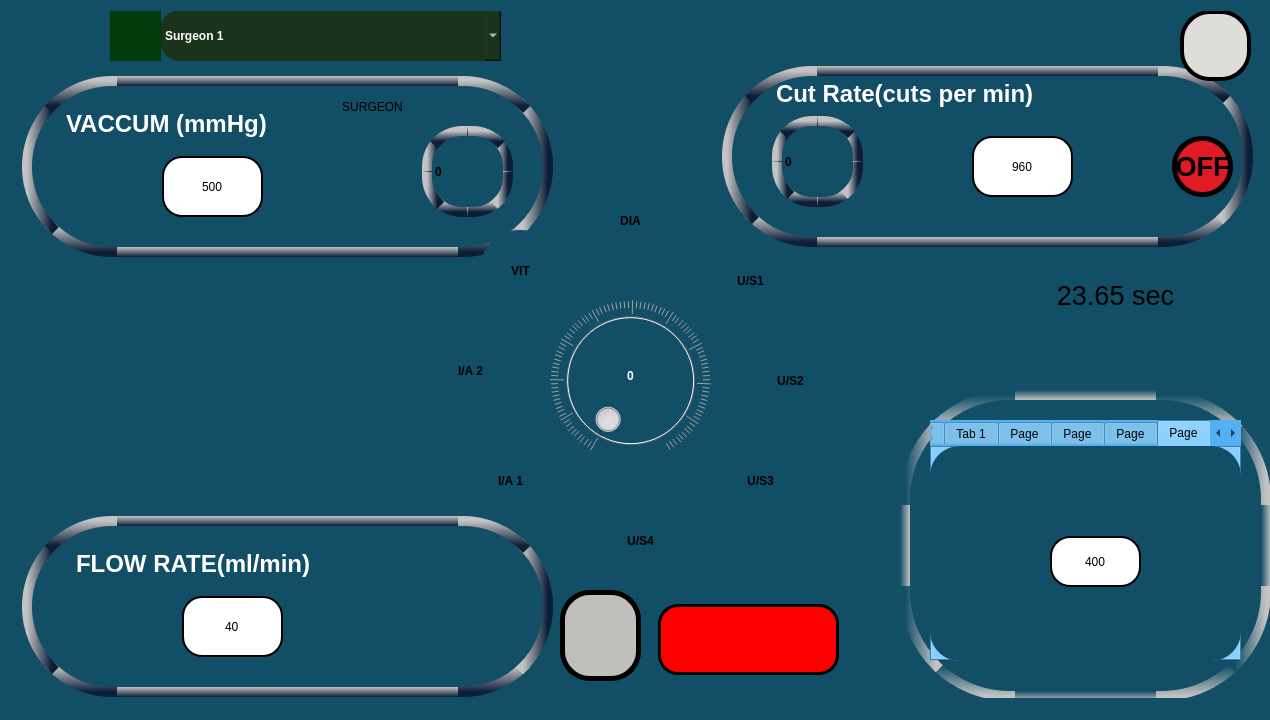
The window that mainwindow.ui (RISWANAAAA/venturiphaco) describes before a commit, drawn with Qt 5.
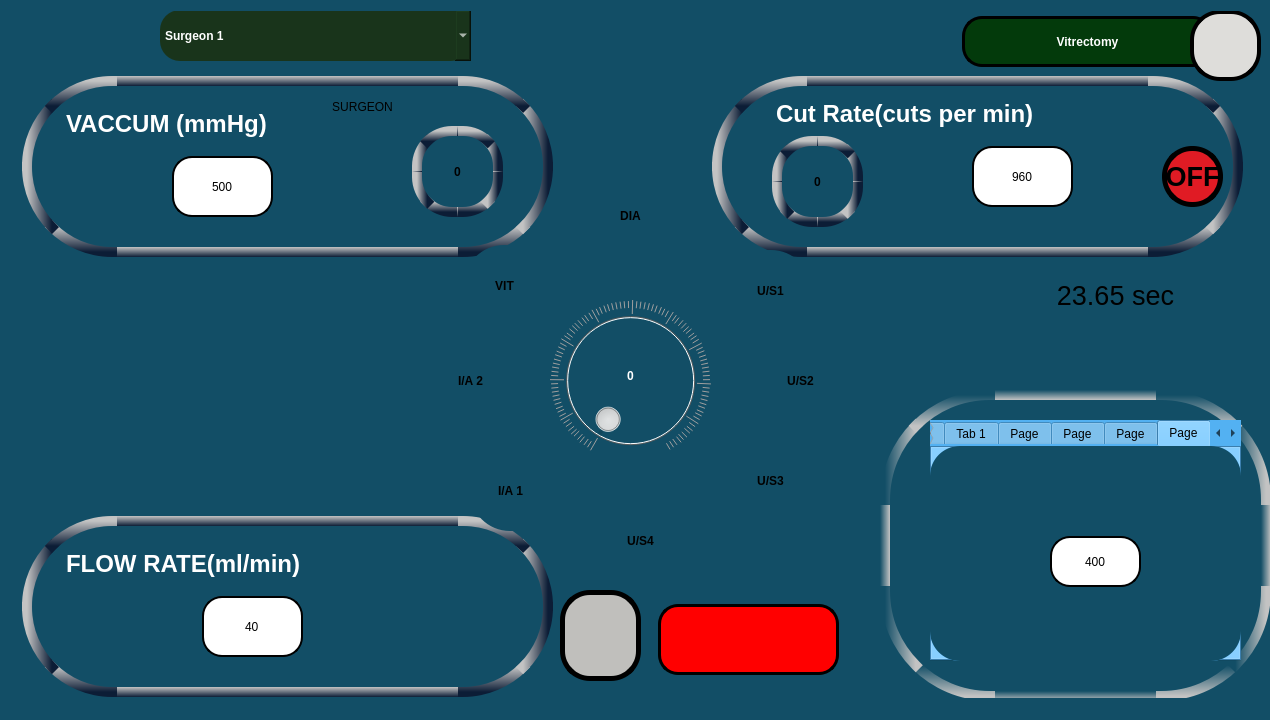
The same window after the commit. The open tabs and pages were chosen to show the change. Icons and pictures are not drawn.

What changed in the file:
```diff
--- a/mainwindow.ui
+++ b/mainwindow.ui
@@ -3512,7 +3512,7 @@
       <property name="geometry">
        <rect>
         <x>980</x>
-        <y>130</y>
+        <y>140</y>
         <width>101</width>
         <height>61</height>
        </rect>
@@ -3533,7 +3533,7 @@
       <property name="geometry">
        <rect>
         <x>880</x>
-        <y>130</y>
+        <y>140</y>
         <width>91</width>
         <height>61</height>
        </rect>
@@ -3558,8 +3558,8 @@
      <widget class="QPushButton" name="vitpowdown_but">
       <property name="geometry">
        <rect>
-        <x>1090</x>
-        <y>130</y>
+        <x>1080</x>
+        <y>140</y>
         <width>91</width>
         <height>61</height>
        </rect>
@@ -3584,7 +3584,7 @@
      <widget class="QLineEdit" name="lineEdit_72">
       <property name="geometry">
        <rect>
-        <x>190</x>
+        <x>210</x>
         <y>590</y>
         <width>101</width>
         <height>61</height>
@@ -3605,7 +3605,7 @@
      <widget class="QPushButton" name="vitflowup_but">
       <property name="geometry">
        <rect>
-        <x>70</x>
+        <x>80</x>
         <y>590</y>
         <width>91</width>
         <height>61</height>
@@ -3658,7 +3658,7 @@
       <property name="geometry">
        <rect>
         <x>780</x>
-        <y>70</y>
+        <y>90</y>
         <width>381</width>
         <height>41</height>
        </rect>
@@ -3681,7 +3681,7 @@
      <widget class="QTextEdit" name="textEdit_58">
       <property name="geometry">
        <rect>
-        <x>80</x>
+        <x>70</x>
         <y>540</y>
         <width>431</width>
         <height>51</height>
@@ -3738,8 +3738,8 @@
      <widget class="QLabel" name="label_117">
       <property name="geometry">
        <rect>
-        <x>730</x>
-        <y>60</y>
+        <x>720</x>
+        <y>70</y>
         <width>531</width>
         <height>181</height>
        </rect>
@@ -3771,7 +3771,7 @@
      <widget class="QPushButton" name="vitvacup_but">
       <property name="geometry">
        <rect>
-        <x>70</x>
+        <x>60</x>
         <y>150</y>
         <width>91</width>
         <height>61</height>
@@ -3797,7 +3797,7 @@
      <widget class="QPushButton" name="vitvacdown_but">
       <property name="geometry">
        <rect>
-        <x>280</x>
+        <x>300</x>
         <y>150</y>
         <width>91</width>
         <height>61</height>
@@ -3825,8 +3825,8 @@
        <rect>
         <x>70</x>
         <y>100</y>
-        <width>241</width>
-        <height>61</height>
+        <width>431</width>
+        <height>71</height>
        </rect>
       </property>
       <property name="styleSheet">
@@ -3847,7 +3847,7 @@
      <widget class="QLineEdit" name="lineEdit_73">
       <property name="geometry">
        <rect>
-        <x>170</x>
+        <x>180</x>
         <y>150</y>
         <width>101</width>
         <height>61</height>
@@ -3868,7 +3868,7 @@
      <widget class="QLabel" name="label_118">
       <property name="geometry">
        <rect>
-        <x>430</x>
+        <x>420</x>
         <y>120</y>
         <width>91</width>
         <height>91</height>
@@ -3899,12 +3899,15 @@
       <property name="text">
        <string>0</string>
       </property>
+      <property name="alignment">
+       <set>Qt::AlignCenter</set>
+      </property>
      </widget>
      <widget class="QLabel" name="label_119">
       <property name="geometry">
        <rect>
         <x>780</x>
-        <y>110</y>
+        <y>130</y>
         <width>91</width>
         <height>91</height>
        </rect>
@@ -3934,6 +3937,9 @@
       <property name="text">
        <string>0</string>
       </property>
+      <property name="alignment">
+       <set>Qt::AlignCenter</set>
+      </property>
      </widget>
      <widget class="QPushButton" name="vitmode">
       <property name="geometry">
@@ -3958,7 +3964,7 @@
      <widget class="QPushButton" name="vitvacmode">
       <property name="geometry">
        <rect>
-        <x>300</x>
+        <x>290</x>
         <y>60</y>
         <width>161</width>
         <height>81</height>
@@ -3978,8 +3984,8 @@
      <widget class="QPushButton" name="vitonoff">
       <property name="geometry">
        <rect>
-        <x>1180</x>
-        <y>130</y>
+        <x>1170</x>
+        <y>140</y>
         <width>61</width>
         <height>61</height>
        </rect>
@@ -4027,6 +4033,33 @@
        <string/>
       </property>
      </widget>
+     <widget class="QLabel" name="label_20">
+      <property name="geometry">
+       <rect>
+        <x>970</x>
+        <y>10</y>
+        <width>251</width>
+        <height>51</height>
+       </rect>
+      </property>
+      <property name="styleSheet">
+       <string notr="true">font:20pt &quot;Ubuntu&quot;;
+
+border-radius:20px;
+
+border:none;font-weight: bold;border:3px solid black;
+
+color: rgb(255, 255, 255);
+background-color: rgb(3, 58, 11);
+</string>
+      </property>
+      <property name="text">
+       <string>Vitrectomy</string>
+      </property>
+      <property name="alignment">
+       <set>Qt::AlignCenter</set>
+      </property>
+     </widget>
      <zorder>vitmode</zorder>
      <zorder>label_115</zorder>
      <zorder>label_122</zorder>
@@ -4199,10 +4232,10 @@
    <widget class="QLabel" name="label_14">
     <property name="geometry">
      <rect>
-      <x>680</x>
-      <y>400</y>
-      <width>61</width>
-      <height>81</height>
+      <x>667</x>
+      <y>390</y>
+      <width>121</width>
+      <height>121</height>
      </rect>
     </property>
     <property name="styleSheet">
@@ -4217,10 +4250,10 @@
    <widget class="QLabel" name="label_12">
     <property name="geometry">
      <rect>
-      <x>600</x>
-      <y>450</y>
-      <width>61</width>
-      <height>71</height>
+      <x>590</x>
+      <y>454</y>
+      <width>91</width>
+      <height>81</height>
      </rect>
     </property>
     <property name="styleSheet">
@@ -4236,7 +4269,7 @@
     <property name="geometry">
      <rect>
       <x>430</x>
-      <y>330</y>
+      <y>340</y>
       <width>81</width>
       <height>81</height>
      </rect>
@@ -4262,8 +4295,8 @@
    <widget class="QPushButton" name="VITRECTOMYBUT">
     <property name="geometry">
      <rect>
-      <x>480</x>
-      <y>230</y>
+      <x>464</x>
+      <y>245</y>
       <width>81</width>
       <height>81</height>
      </rect>
@@ -4289,10 +4322,10 @@
    <widget class="QLabel" name="label_6">
     <property name="geometry">
      <rect>
-      <x>530</x>
-      <y>280</y>
-      <width>61</width>
-      <height>71</height>
+      <x>480</x>
+      <y>270</y>
+      <width>131</width>
+      <height>91</height>
      </rect>
     </property>
     <property name="styleSheet">
@@ -4307,8 +4340,8 @@
    <widget class="QPushButton" name="ULTRASONICBUT1">
     <property name="geometry">
      <rect>
-      <x>710</x>
-      <y>240</y>
+      <x>730</x>
+      <y>250</y>
       <width>81</width>
       <height>81</height>
      </rect>
@@ -4334,10 +4367,10 @@
    <widget class="QLabel" name="label_3">
     <property name="geometry">
      <rect>
-      <x>670</x>
-      <y>280</y>
-      <width>61</width>
-      <height>71</height>
+      <x>664</x>
+      <y>261</y>
+      <width>121</width>
+      <height>111</height>
      </rect>
     </property>
     <property name="styleSheet">
@@ -4352,10 +4385,10 @@
    <widget class="QLabel" name="label_5">
     <property name="geometry">
      <rect>
-      <x>500</x>
+      <x>470</x>
       <y>340</y>
-      <width>61</width>
-      <height>71</height>
+      <width>91</width>
+      <height>81</height>
      </rect>
     </property>
     <property name="styleSheet">
@@ -4371,7 +4404,7 @@
     <property name="geometry">
      <rect>
       <x>470</x>
-      <y>440</y>
+      <y>450</y>
       <width>81</width>
       <height>81</height>
      </rect>
@@ -4397,7 +4430,7 @@
    <widget class="QPushButton" name="ULTRASONICBUT2">
     <property name="geometry">
      <rect>
-      <x>750</x>
+      <x>760</x>
       <y>340</y>
       <width>81</width>
       <height>81</height>
@@ -4424,10 +4457,10 @@
    <widget class="QLabel" name="label_13">
     <property name="geometry">
      <rect>
-      <x>520</x>
-      <y>410</y>
-      <width>61</width>
-      <height>71</height>
+      <x>486</x>
+      <y>400</y>
+      <width>121</width>
+      <height>121</height>
      </rect>
     </property>
     <property name="styleSheet">
@@ -4442,10 +4475,10 @@
    <widget class="QLabel" name="label_4">
     <property name="geometry">
      <rect>
-      <x>700</x>
-      <y>350</y>
-      <width>61</width>
-      <height>71</height>
+      <x>701</x>
+      <y>340</y>
+      <width>91</width>
+      <height>81</height>
      </rect>
     </property>
     <property name="styleSheet">
@@ -4487,18 +4520,18 @@
    <widget class="QPushButton" name="DIABUT">
     <property name="geometry">
      <rect>
-      <x>590</x>
-      <y>180</y>
-      <width>81</width>
-      <height>81</height>
+      <x>580</x>
+      <y>170</y>
+      <width>101</width>
+      <height>91</height>
      </rect>
     </property>
     <property name="styleSheet">
      <string notr="true">QPushButton{font:15pt &quot;Ubuntu&quot;;
-image: url(:/images/glass.png);
+background-color:transparent;
+	image: url(:/images/glass.png);
 
 
-border-radius:40px;
 border:none;font-weight: bold;
 }
 QPushButton:focus {
@@ -4514,10 +4547,10 @@
    <widget class="QLabel" name="label_11">
     <property name="geometry">
      <rect>
-      <x>580</x>
-      <y>250</y>
-      <width>111</width>
-      <height>71</height>
+      <x>582</x>
+      <y>232</y>
+      <width>101</width>
+      <height>81</height>
      </rect>
     </property>
     <property name="styleSheet">
@@ -5099,7 +5132,7 @@
    <widget class="QPushButton" name="SETTINGS_BUT_4">
     <property name="geometry">
      <rect>
-      <x>110</x>
+      <x>120</x>
       <y>10</y>
       <width>51</width>
       <height>51</height>
@@ -5107,8 +5140,8 @@
     </property>
     <property name="styleSheet">
      <string notr="true">image: url(:/images/doctor.png);
-background-color: rgb(3, 58, 11);
-border-radius:30px;</string>
+background-color: transparent;
+border:none;border-radius:30px;</string>
     </property>
     <property name="text">
      <string/>
@@ -5144,7 +5177,7 @@
    <widget class="QPushButton" name="SETTINGS_BUT_2">
     <property name="geometry">
      <rect>
-      <x>1180</x>
+      <x>1190</x>
       <y>10</y>
       <width>71</width>
       <height>71</height>
@@ -5224,8 +5257,8 @@
    <widget class="QLabel" name="label_16">
     <property name="geometry">
      <rect>
-      <x>760</x>
-      <y>300</y>
+      <x>790</x>
+      <y>290</y>
       <width>41</width>
       <height>31</height>
      </rect>
@@ -5241,7 +5274,7 @@
    <widget class="QLabel" name="label_17">
     <property name="geometry">
      <rect>
-      <x>750</x>
+      <x>800</x>
       <y>400</y>
       <width>41</width>
       <height>31</height>
@@ -5258,8 +5291,8 @@
    <widget class="QLabel" name="label_27">
     <property name="geometry">
      <rect>
-      <x>580</x>
-      <y>540</y>
+      <x>590</x>
+      <y>550</y>
       <width>41</width>
       <height>31</height>
      </rect>
@@ -5297,7 +5330,7 @@
      <rect>
       <x>160</x>
       <y>10</y>
-      <width>341</width>
+      <width>311</width>
       <height>51</height>
      </rect>
     </property>
@@ -5397,9 +5430,9 @@
    <widget class="QLabel" name="label_32">
     <property name="geometry">
      <rect>
-      <x>900</x>
+      <x>880</x>
       <y>390</y>
-      <width>371</width>
+      <width>391</width>
       <height>311</height>
      </rect>
     </property>
@@ -5535,7 +5568,7 @@
    <widget class="QPushButton" name="ULTRASONICBUT3">
     <property name="geometry">
      <rect>
-      <x>720</x>
+      <x>730</x>
       <y>440</y>
       <width>81</width>
       <height>81</height>
@@ -5581,7 +5614,7 @@
    <widget class="QLabel" name="label_18">
     <property name="geometry">
      <rect>
-      <x>710</x>
+      <x>730</x>
       <y>500</y>
       <width>41</width>
       <height>31</height>
@@ -5613,6 +5646,25 @@
      <string/>
     </property>
    </widget>
+   <widget class="QPushButton" name="pushButton_2">
+    <property name="geometry">
+     <rect>
+      <x>1110</x>
+      <y>10</y>
+      <width>71</width>
+      <height>61</height>
+     </rect>
+    </property>
+    <property name="styleSheet">
+     <string notr="true">image: url(:/images/vibrationoff.png);
+border-radius:20px;
+border:none;</string>
+    </property>
+    <property name="text">
+     <string/>
+    </property>
+   </widget>
+   <zorder>pushButton_2</zorder>
    <zorder>comboBox</zorder>
    <zorder>label</zorder>
    <zorder>tabWidget</zorder>
```
Left out of the diff: 176 changed lines with no effect on the pictures.
